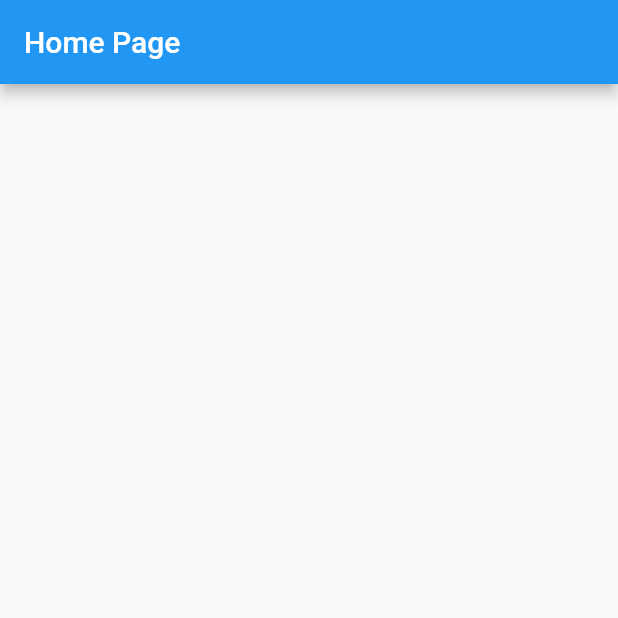
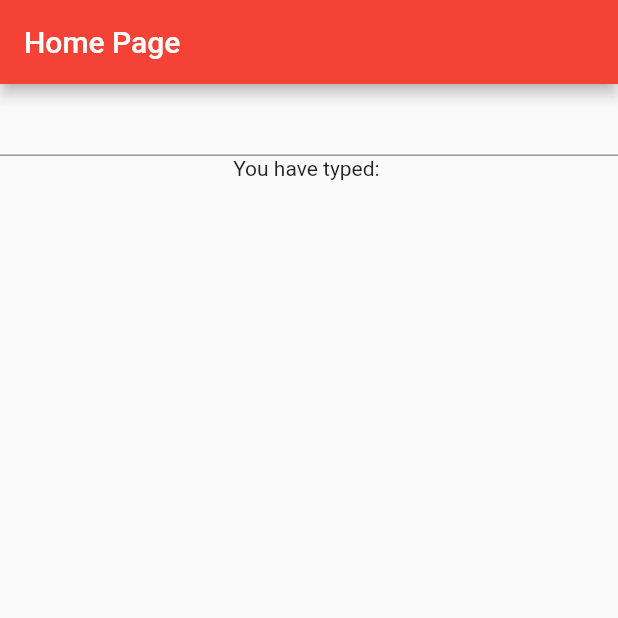
Before and after one commit to Chi-naza/first_bloc_app, a Flutter app: the first screen one second after launch, on a phone screen of 412 x 824 dp, the top half of it. Run offline on Flutter 3.47's test engine with Material 2 defaults, Android fonts, the phone set to English and light mode, and no system bars; our stand-ins replace bloc, flutter_bloc, flutter_hooks.

Commit message:
Textfields with hooks

```diff
--- /dev/null
+++ b/lib/Hooks_Tutorial/textfields_with_hooks.dart
@@ -0,0 +1,38 @@
+import 'package:flutter/material.dart';
+import 'package:flutter_hooks/flutter_hooks.dart';
+
+class TextFieldsWithHooks extends HookWidget {
+  const TextFieldsWithHooks({super.key});
+
+  @override
+  Widget build(BuildContext context) {
+    // textEditing controller with hooks
+    final tController = useTextEditingController();
+    // making text observable with useState
+    final text = useState('');
+    // useEffect to handle sideEffects
+    useEffect(() {
+      tController.addListener(() {
+        text.value = tController.text;
+      });
+      return null;
+    },
+      [tController],
+    );
+    return Scaffold(
+      appBar: AppBar(
+        title: Text("Home Page")
+      ),
+      body: SafeArea(
+        child: Column(
+          children: [
+            TextField(
+              controller: tController,
+            ),
+            Text('You have typed: ${text.value}'),
+          ],
+        ),
+      ),
+    );
+  }
+}
--- a/lib/main.dart
+++ b/lib/main.dart
@@ -1,10 +1,12 @@
 import 'package:first_bloc_app/Hooks_Tutorial/string_example.dart';
+import 'package:first_bloc_app/Hooks_Tutorial/textfields_with_hooks.dart';
 import 'package:first_bloc_app/bloc-personsExample/bloc_intro_screen.dart';
 import 'package:first_bloc_app/bloc-personsExample/persons_bloc.dart';
 import 'package:first_bloc_app/cubit-example/cubit_example_screen.dart';
 import 'package:flutter/material.dart';
 import'package:bloc/bloc.dart';
 import 'package:flutter_bloc/flutter_bloc.dart';
+import 'package:flutter_hooks/flutter_hooks.dart';
 
 void main() {
   runApp(MyApp());
@@ -16,14 +18,15 @@ class MyApp extends StatelessWidget {
   // This widget is the root of your application.
   @override
   Widget build(BuildContext context) {
+
     return MaterialApp(
       title: 'Flutter Demo',
       theme: ThemeData(
-        primarySwatch: Colors.blue,
+        primarySwatch: Colors.red,
       ),
       home: BlocProvider(
         create: (context) => PersonsBloc(),
-        child: StringExampleHooks(),
+        child: TextFieldsWithHooks(),
       ),
     );
   }
```
